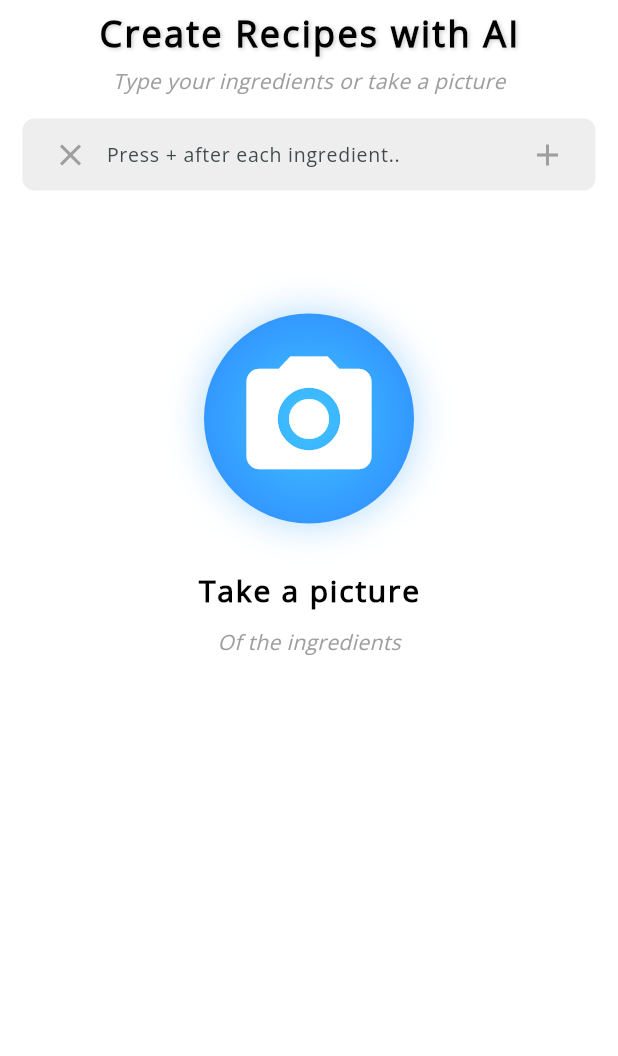
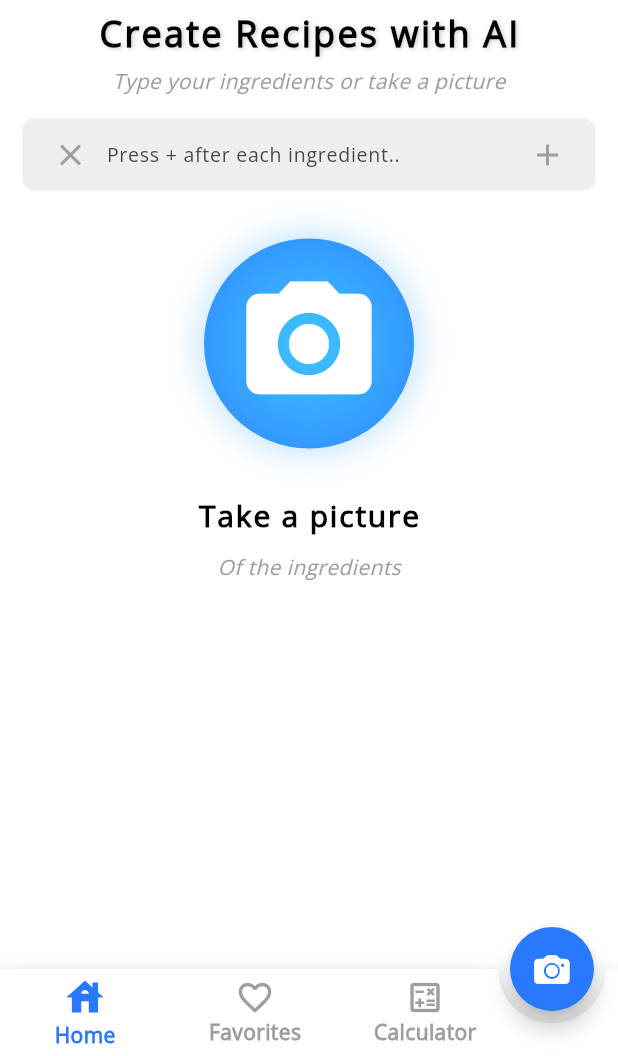
Before and after one commit to rafig184/cook-ai, a Flutter app: the screen it shows after launch, on a phone screen of 412 x 824 dp, the part 180-1236 px from its top. Run offline on Flutter 3.47's test engine with Material 3 defaults, Android fonts, the phone set to English and light mode, and no system bars; drawn by our look-alikes of stylish_bottom_bar; our stand-ins replace get, google_generative_ai, hive, hive_flutter, image_picker, loading_animation_widget; missing offline and left inert: flutter_langdetect, social_share, translator; accounts and stored records are empty.

Commit message:
bottom bar

```diff
--- /dev/null
+++ b/lib/controller/states_controller.dart
@@ -0,0 +1,15 @@
+import 'package:get/get.dart';
+import 'package:get/get_state_manager/src/simple/get_controllers.dart';
+
+class StatesController extends GetxController {
+  RxBool isCameraButton = false.obs;
+  StatesController() {}
+
+  void cameraButtonChangeTrue() {
+    isCameraButton = true.obs;
+  }
+
+  void cameraButtonChangeFalse() {
+    isCameraButton = false.obs;
+  }
+}
--- a/lib/homepage.dart
+++ b/lib/homepage.dart
@@ -1,10 +1,14 @@
 import 'package:cookai/calories_calc.dart';
+import 'package:cookai/controller/states_controller.dart';
 import 'package:cookai/model/favorites_model.dart';
 import 'package:cookai/saved_recipes.dart';
 import 'package:cookai/searchPage.dart';
 import 'package:cookai/utils/colors.dart';
+import 'package:flutter/cupertino.dart';
 import 'package:flutter/material.dart';
+import 'package:get/get.dart';
 import 'package:hive_flutter/hive_flutter.dart';
+import 'package:stylish_bottom_bar/stylish_bottom_bar.dart';
 
 class Homepage extends StatefulWidget {
   const Homepage({super.key});
@@ -16,10 +20,12 @@ class Homepage extends StatefulWidget {
 class _HomepageState extends State<Homepage> {
   int _selectedIndex = 0;
 
+  StatesController statesController = Get.put(StatesController());
+
   static List<Widget> _widgetOptions = <Widget>[
     SearchPage(),
     SavedRecipes(),
-    CaloriesCalcPage()
+    CaloriesCalcPage(),
   ];
 
   void _onItemTapped(int index) {
@@ -45,6 +51,7 @@ class _HomepageState extends State<Homepage> {
     return Scaffold(
       resizeToAvoidBottomInset: false,
       backgroundColor: Colors.white,
+      extendBody: true,
       appBar: AppBar(
         toolbarHeight: 120,
         backgroundColor: backgroundColor,
@@ -87,7 +94,7 @@ class _HomepageState extends State<Homepage> {
             ListTile(
               leading: const Icon(Icons.favorite),
               title: const Text(
-                "Saved Recipes",
+                "Favorite Recipes",
                 textAlign: TextAlign.right,
               ),
               onTap: () {
@@ -107,6 +114,80 @@ class _HomepageState extends State<Homepage> {
         ),
       ),
       body: _widgetOptions.elementAt(_selectedIndex),
+      bottomNavigationBar: StylishBottomBar(
+        option: AnimatedBarOptions(
+          // iconSize: 20,
+          barAnimation: BarAnimation.blink,
+          iconStyle: IconStyle.Default,
+
+          opacity: 0.3,
+        ),
+        // option: DotBarOptions(
+        //   dotStyle: DotStyle.tile,
+        //   inkColor: secondaryColor,
+
+        // ),
+        items: [
+          BottomBarItem(
+            icon: const Icon(
+              Icons.house_outlined,
+            ),
+            selectedIcon: const Icon(Icons.house),
+            selectedColor: secondaryColor,
+            unSelectedColor: Colors.grey,
+            title: const Text('Home'),
+            // badgePadding: const EdgeInsets.only(left: 50, right: 50),
+          ),
+          BottomBarItem(
+            icon: const Icon(
+              Icons.favorite_border,
+            ),
+            selectedIcon: const Icon(Icons.favorite),
+            selectedColor: secondaryColor,
+            unSelectedColor: Colors.grey,
+            title: const Text('Favorites'),
+            // badgePadding: const EdgeInsets.only(left: 50, right: 50),
+          ),
+          BottomBarItem(
+            icon: const Icon(
+              Icons.calculate_outlined,
+            ),
+            selectedIcon: const Icon(
+              Icons.calculate,
+            ),
+            selectedColor: secondaryColor,
+            title: const Text('Calculator'),
+          ),
+        ],
+        hasNotch: true,
+        fabLocation: StylishBarFabLocation.end,
+        currentIndex: _selectedIndex,
+        notchStyle: NotchStyle.circle,
+        onTap: (index) {
+          if (index == _selectedIndex) return;
+
+          setState(() {
+            _selectedIndex = index;
+            statesController.cameraButtonChangeFalse();
+            _onItemTapped(index);
+          });
+        },
+      ),
+      floatingActionButton: FloatingActionButton(
+        onPressed: () {
+          setState(() {
+            _onItemTapped(0);
+            statesController.cameraButtonChangeTrue();
+          });
+        },
+        backgroundColor: secondaryColor,
+        shape: const CircleBorder(),
+        child: const Icon(
+          CupertinoIcons.camera_fill,
+          color: Colors.white,
+        ),
+      ),
+      floatingActionButtonLocation: FloatingActionButtonLocation.endDocked,
     );
   }
 }
--- a/lib/main.dart
+++ b/lib/main.dart
@@ -1,7 +1,9 @@
+import 'package:cookai/controller/states_controller.dart';
 import 'package:cookai/database/adapter.dart';
 import 'package:cookai/model/favorites_model.dart';
 import 'package:cookai/splash.dart';
 import 'package:flutter/material.dart';
+import 'package:get/get.dart';
 import 'package:hive_flutter/adapters.dart';
 import 'package:hive_flutter/hive_flutter.dart';
 import 'package:path_provider/path_provider.dart' as path_provider;
@@ -14,18 +16,18 @@ void main() async {
   Hive.registerAdapter(FavoriteDataAdapter());
   // await Hive.openBox('mybox');
   await Hive.openBox<FavoriteData>('mybox');
-  runApp(const MyApp());
+  runApp(MyApp());
 }
 
 class MyApp extends StatelessWidget {
-  const MyApp({super.key});
-
+  MyApp({super.key});
+  StatesController testController = Get.put(StatesController());
   // This widget is the root of your application.
   @override
   Widget build(BuildContext context) {
     return MaterialApp(
       debugShowCheckedModeBanner: false,
-      title: 'CookAi',
+      title: 'CookingAi',
       theme: ThemeData(
         colorScheme: ColorScheme.fromSeed(seedColor: Colors.grey),
         fontFamily: 'OpenSans',
--- a/lib/searchPage.dart
+++ b/lib/searchPage.dart
@@ -1,5 +1,6 @@
 import 'dart:async';
 import 'dart:io';
+import 'package:cookai/controller/states_controller.dart';
 import 'package:flutter/cupertino.dart';
 import 'package:flutter/widgets.dart';
 import 'package:flutter_langdetect/flutter_langdetect.dart' as langdetect;
@@ -16,6 +17,7 @@ import 'package:http/http.dart' as http;
 import 'package:translator/translator.dart';
 import 'package:image_picker/image_picker.dart';
 import 'package:flutter/services.dart';
+import 'package:get/get.dart';
 
 class SearchPage extends StatefulWidget {
   const SearchPage({super.key});
@@ -48,6 +50,7 @@ class _SearchPageState extends State<SearchPage> {
   final ImagePicker _picker = ImagePicker();
   File? _image;
   String imageErrorResponse = "";
+  StatesController statesController = Get.find();
 
   void _focusOnTextField() {
     FocusScope.of(context).requestFocus(_focusNode);
@@ -58,6 +61,9 @@ class _SearchPageState extends State<SearchPage> {
     super.initState();
     db = FavoriteDatabase();
     initializeDatabase();
+    if (statesController.isCameraButton == true.obs) {
+      _openCamera();
+    }
   }
 
   @override
@@ -75,7 +81,7 @@ class _SearchPageState extends State<SearchPage> {
 
     if (pickedFile != null) {
       setState(() {
-        ingredientsList.clear();
+        // ingredientsList.clear();
         resultAI.clear();
         _image = File(pickedFile.path);
         isAnalyzingImageError = false;
@@ -126,8 +132,9 @@ class _SearchPageState extends State<SearchPage> {
           showErrorDialog(response.text.toString());
         });
       } else {
+        var ingredientsResponse = response.text!.split(',');
         setState(() {
-          ingredientsList = response.text!.split(',');
+          ingredientsList.addAll(ingredientsResponse);
           print(ingredientsList);
           isIngredientsVisible = true;
         });
@@ -253,6 +260,7 @@ class _SearchPageState extends State<SearchPage> {
     } finally {
       setState(() {
         isLoading = false;
+        ingredientsList.clear();
       });
     }
   }
@@ -341,6 +349,7 @@ class _SearchPageState extends State<SearchPage> {
       ingredientsList.clear();
       isAnalyzingImage = false;
       isAnalyzingImageError = false;
+      isIngredientsVisible = false;
     });
   }
 
@@ -455,7 +464,9 @@ class _SearchPageState extends State<SearchPage> {
                 left: 15.0, right: 15.0, top: 15.0, bottom: 15.0),
             child: Column(
               children: [
-                Container(
+                Padding(
+                  padding: const EdgeInsets.only(bottom: 4),
+                  child: Container(
                     decoration: BoxDecoration(
                       color: Colors.grey.shade200,
                       borderRadius: BorderRadius.circular(8.0),
@@ -528,19 +539,31 @@ class _SearchPageState extends State<SearchPage> {
                       ],
                     ),
                   ),
+                ),
                 isIngredientsVisible
-                    ? Wrap(
+                    ? ConstrainedBox(
+                        constraints: const BoxConstraints(
+                          maxHeight:
+                              170, // Set the maximum height you want here
+                        ),
+                        child: SingleChildScrollView(
+                          child: Column(
+                            children: [
+                              Wrap(
                                 spacing: 5,
                                 runSpacing: 5,
-                        children: ingredientsList.map<Widget>((ingredient) {
+                                children:
+                                    ingredientsList.map<Widget>((ingredient) {
                                   return Padding(
                                     padding: const EdgeInsets.only(top: 5),
                                     child: ElevatedButton(
                                       style: ButtonStyle(
-                                backgroundColor: WidgetStateProperty.all(
-                                    Color.fromARGB(255, 255, 197, 121)),
+                                        backgroundColor:
+                                            WidgetStateProperty.all(
+                                          const Color.fromARGB(
+                                              255, 255, 197, 121),
                                         ),
-                              iconAlignment: IconAlignment.end,
+                                      ),
                                       onPressed: () {
                                         setState(() {
                                           ingredientsList.remove(ingredient);
@@ -553,11 +576,10 @@ class _SearchPageState extends State<SearchPage> {
                                         children: [
                                           Text(
                                             ingredient.toString(),
-                                    style: TextStyle(color: Colors.white),
+                                            style: const TextStyle(
+                                                color: Colors.white),
                                           ),
-                                  const SizedBox(
-                                    width: 5,
-                                  ),
+                                          const SizedBox(width: 5),
                                           const Icon(Icons.close,
                                               color: Colors.grey, size: 17),
                                         ],
@@ -565,13 +587,16 @@ class _SearchPageState extends State<SearchPage> {
                                     ),
                                   );
                                 }).toList(),
+                              ),
+                            ],
+                          ),
+                        ),
                       )
                     : Container(),
-                Padding(
-                  padding: const EdgeInsets.only(top: 7),
-                  child: ingredientsList.isEmpty
-                      ? Container()
-                      : ElevatedButton(
+                ingredientsList.isNotEmpty
+                    ? Padding(
+                        padding: const EdgeInsets.only(top: 5),
+                        child: ElevatedButton(
                           style: ElevatedButton.styleFrom(
                             backgroundColor:
                                 const Color.fromARGB(255, 89, 202, 147),
@@ -585,19 +610,14 @@ class _SearchPageState extends State<SearchPage> {
                           child: const Row(
                             mainAxisSize: MainAxisSize.min,
                             children: [
-                              Text(
-                                "Create Recipes",
+                              Text("Create Recipes"),
+                              SizedBox(width: 7),
+                              Icon(Icons.send_rounded, size: 18),
+                            ],
                           ),
-                              SizedBox(
-                                width: 7,
                         ),
-                              Icon(
-                                Icons.send_rounded,
-                                size: 18,
                       )
-                            ],
-                          )),
-                ),
+                    : Container(),
               ],
             ),
           ),
@@ -914,7 +934,7 @@ class _SearchPageState extends State<SearchPage> {
                                   .start, // Keep the content higher
                               children: [
                                 const SizedBox(
-                                    height: 60), // Space above the button
+                                    height: 13), // Space above the button
                                 GestureDetector(
                                   onTap: () => {
                                     _openCamera(),
--- a/lib/utils/colors.dart
+++ b/lib/utils/colors.dart
@@ -3,3 +3,4 @@ import 'package:flutter/material.dart';
 const Color primaryColor = Color.fromARGB(255, 19, 111, 21);
 const Color backgroundColor = Color.fromARGB(255, 184, 221, 132);
 const Color inputsColor = Color.fromARGB(255, 230, 230, 230);
+const Color secondaryColor = Color.fromRGBO(41, 121, 255, 1);
--- a/pubspec.yaml
+++ b/pubspec.yaml
@@ -47,6 +47,8 @@ dependencies:
   image_picker: ^1.1.2
   google_generative_ai: ^0.4.6
   vertex_ai: ^0.1.0+1
+  stylish_bottom_bar: ^1.1.0
+  get: ^4.6.6
 
 
 dev_dependencies:
```
Also changed, not shown: pubspec.lock, 1 other file. Lines whose indentation alone changed are shown as unchanged.
